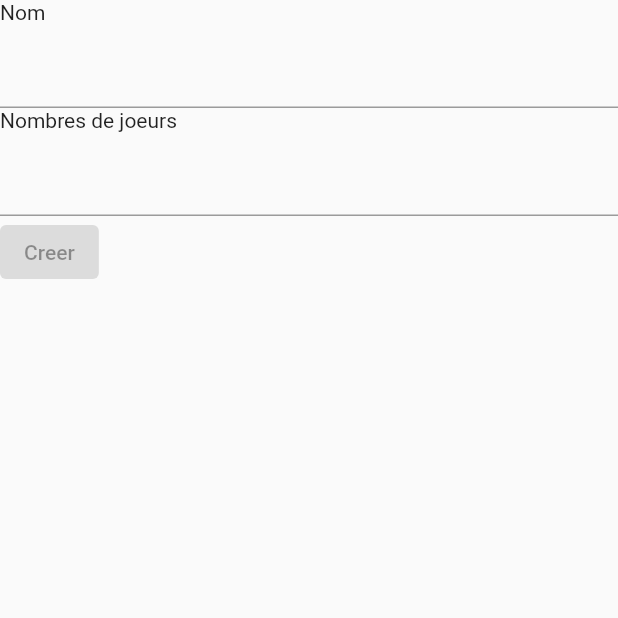
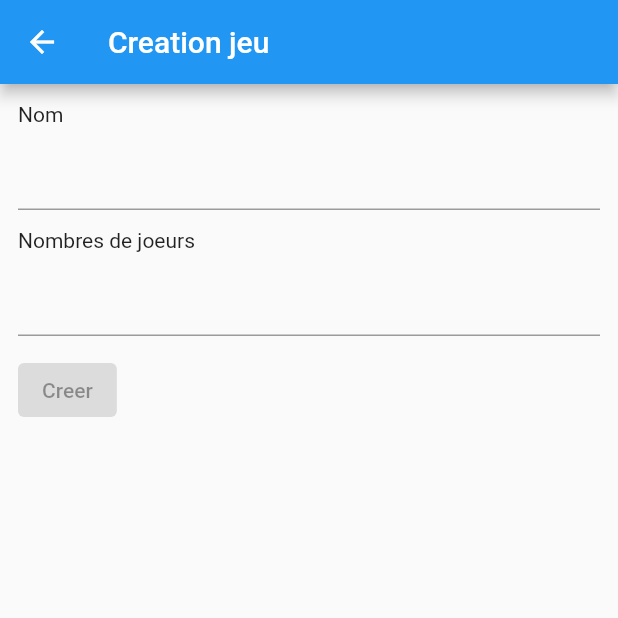
Before and after one commit to Chonli/game-counter, a Flutter app: the AddGameView screen opened directly, on a phone screen of 412 x 824 dp, the top half of it. Run offline on Flutter 3.47's test engine with Material 2 defaults, Android fonts, the phone set to English and light mode, and no system bars; our stand-ins replace gap, go_router, hive; accounts and stored records are empty.

Commit message:
Add router and add game view

```diff
--- /dev/null
+++ b/lib/core/router.dart
@@ -0,0 +1,40 @@
+import 'package:game_counter/modules/games/add_game_view.dart';
+import 'package:game_counter/modules/games/view.dart';
+import 'package:go_router/go_router.dart';
+// ignore: implementation_imports
+import 'package:go_router/src/typedefs.dart';
+
+class AppRouter extends GoRouter {
+  AppRouter()
+      : super(
+          routes: [
+            GoRoute(
+              name: AppRoutes.home.name,
+              path: AppRoutes.home.path,
+              redirect: (state) => AppRoutes.games.path,
+            ),
+            GoRoute(
+              name: AppRoutes.games.name,
+              path: AppRoutes.games.path,
+              builder: (_, __) => const GameView(),
+              routes: [
+                GoRoute(
+                  name: AppRoutes.createGame.name,
+                  path: AppRoutes.createGame.path,
+                  builder: (_, __) => const AddGameView(),
+                ),
+              ],
+            ),
+          ],
+        );
+}
+
+class AppRoutes {
+  const AppRoutes._(this.name, this.path);
+  static const home = AppRoutes._('home', '/');
+  static const games = AppRoutes._('games', '/games');
+  static const createGame = AppRoutes._('create-game', 'create-game');
+
+  final String name;
+  final String path;
+}
--- a/lib/model/game.dart
+++ b/lib/model/game.dart
@@ -1,16 +1,21 @@
-import 'package:freezed_annotation/freezed_annotation.dart';
 import 'package:hive/hive.dart';
 
-part 'game.freezed.dart';
 part 'game.g.dart';
 
-@freezed
-class Game with _$Game {
-  @HiveType(typeId: 1, adapterName: 'GameClassAdapter')
-  const factory Game({
-    @HiveField(1) required String name,
-    @HiveField(2) required int numberPalyer,
-  }) = _Game;
+@HiveType(typeId: 1)
+class Game {
+  Game({
+    required this.name,
+    required this.numberPalyer,
+    required this.date,
+  });
 
-  factory Game.fromJson(Map<String, dynamic> json) => _$GameFromJson(json);
+  @HiveField(0)
+  String name;
+
+  @HiveField(1)
+  int numberPalyer;
+
+  @HiveField(2)
+  DateTime date;
 }
--- a/lib/modules/games/add_game_view.dart
+++ b/lib/modules/games/add_game_view.dart
@@ -1,9 +1,10 @@
 import 'package:flutter/material.dart';
 import 'package:flutter/services.dart';
-
+import 'package:game_counter/core/ui/app_setting_entry.dart';
 import 'package:game_counter/model/game.dart';
 import 'package:game_counter/modules/games/notifier.dart';
-import 'package:game_counter/ui/app_setting_entry.dart';
+import 'package:gap/gap.dart';
+import 'package:go_router/go_router.dart';
 import 'package:provider/provider.dart';
 
 final _numeric = RegExp(r'^([0-9]*)$');
@@ -36,7 +37,13 @@ class AddGameViewState extends State<AddGameView> {
 
   @override
   Widget build(BuildContext context) {
-    return Form(
+    return Scaffold(
+      appBar: AppBar(
+        title: const Text('Creation jeu'),
+      ),
+      body: Padding(
+        padding: const EdgeInsets.all(12),
+        child: Form(
           key: _formKey,
           child: Column(
             crossAxisAlignment: CrossAxisAlignment.start,
@@ -45,6 +52,7 @@ class AddGameViewState extends State<AddGameView> {
                 label: 'Nom',
                 child: TextFormField(
                   controller: nameTextEditingController,
+                  onChanged: (value) => setState(() {}),
                   validator: (value) {
                     if (value != null && value.isNotEmpty) {
                       return null;
@@ -54,10 +62,12 @@ class AddGameViewState extends State<AddGameView> {
                   focusNode: nameFocusNode,
                 ),
               ),
+              const Gap(12),
               AppSettingEntry(
                 label: 'Nombres de joeurs',
                 child: TextFormField(
-              controller: nameTextEditingController,
+                  controller: numberTextEditingController,
+                  onChanged: (value) => setState(() {}),
                   validator: (value) {
                     if (value != null && _numeric.hasMatch(value)) {
                       final numValue = int.tryParse(value);
@@ -67,10 +77,14 @@ class AddGameViewState extends State<AddGameView> {
                     }
                     return 'Entrer un nombre entre 1 et 10';
                   },
+                  inputFormatters: [
+                    FilteringTextInputFormatter.digitsOnly,
+                  ],
                   keyboardType: TextInputType.number,
-              focusNode: nameFocusNode,
+                  focusNode: numberFocusNode,
                 ),
               ),
+              const Gap(12),
               ElevatedButton(
                 onPressed: (_formKey.currentState?.validate() ?? false)
                     ? () {
@@ -78,15 +92,20 @@ class AddGameViewState extends State<AddGameView> {
                               Game(
                                 name: nameTextEditingController.value.text,
                                 numberPalyer: int.parse(
-                                numberTextEditingController.value.text),
+                                  numberTextEditingController.value.text,
+                                ),
+                                date: DateTime.now(),
                               ),
                             );
+                        context.pop();
                       }
                     : null,
                 child: const Text('Creer'),
               )
             ],
           ),
+        ),
+      ),
     );
   }
 }
--- a/pubspec.yaml
+++ b/pubspec.yaml
@@ -13,10 +13,9 @@ dependencies:
     sdk: flutter
   provider: ^6.0.2
   hive: ^2.0.5
-  freezed_annotation: ^1.1.0
-
   gap: ^2.0.0
   go_router: ^3.0.1
+  intl: ^0.17.0
 
 
 dev_dependencies:
@@ -24,8 +23,6 @@ dev_dependencies:
     sdk: flutter
   flutter_lints: ^1.0.4
   build_runner: ^2.1.7
-  freezed: ^1.1.1
-  json_serializable: ^6.1.1
   hive_generator: ^1.1.2
 
 
```
Also changed, not shown: lib/data/sources/bdd.dart (+10 -3 lines), lib/main.dart (+32 -9 lines), lib/modules/games/view.dart (+30 -15 lines), lib/core/ui/app_setting_entry.dart (renamed from lib/ui/app_setting_entry.dart), lib/model/game.freezed.dart (deleted), lib/model/game.g.dart, pubspec.lock, 1 other file. Lines whose indentation alone changed are shown as unchanged.
